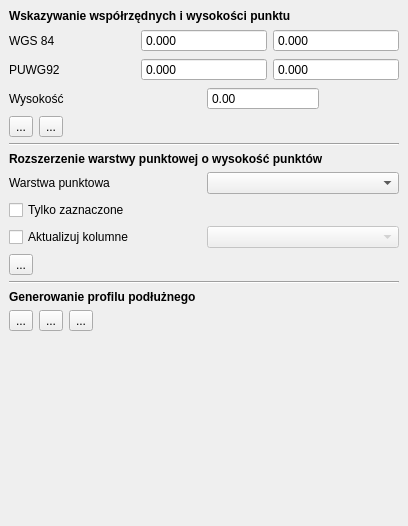
skowronskij/gugik-nmt-plugin, file gugik_nmt_plugin_dockwidget_base.ui: the form before one commit.
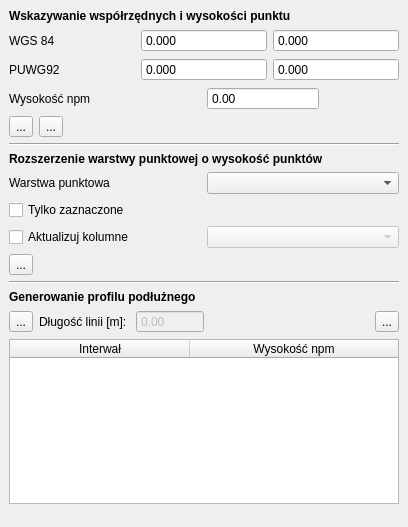
The form after the commit. Custom widgets are drawn as their Qt base class.

```diff
--- a/gugik_nmt_plugin_dockwidget_base.ui
+++ b/gugik_nmt_plugin_dockwidget_base.ui
@@ -7,13 +7,13 @@
     <x>0</x>
     <y>0</y>
     <width>408</width>
-    <height>526</height>
+    <height>527</height>
    </rect>
   </property>
   <property name="minimumSize">
    <size>
     <width>408</width>
-    <height>526</height>
+    <height>527</height>
    </size>
   </property>
   <property name="windowTitle">
@@ -112,7 +112,7 @@
         <item>
          <widget class="QLabel" name="label_3">
           <property name="text">
-           <string>Wysokość</string>
+           <string>Wysokość npm</string>
           </property>
          </widget>
         </item>
@@ -258,19 +258,28 @@
         <property name="text">
          <string>...</string>
         </property>
+        <property name="checkable">
+         <bool>true</bool>
+        </property>
        </widget>
       </item>
       <item>
-       <widget class="QToolButton" name="tbShowChart">
+       <widget class="QLabel" name="label_8">
         <property name="text">
-         <string>...</string>
+         <string>Długość linii [m]: </string>
         </property>
        </widget>
       </item>
       <item>
-       <widget class="QToolButton" name="tbExportCsv">
-        <property name="text">
-         <string>...</string>
+       <widget class="QDoubleSpinBox" name="dsbLineLength">
+        <property name="enabled">
+         <bool>false</bool>
+        </property>
+        <property name="buttonSymbols">
+         <enum>QAbstractSpinBox::NoButtons</enum>
+        </property>
+        <property name="maximum">
+         <double>100000000.000000000000000</double>
         </property>
        </widget>
       </item>
@@ -287,8 +296,47 @@
         </property>
        </spacer>
       </item>
+      <item>
+       <widget class="QToolButton" name="tbExportCsv">
+        <property name="text">
+         <string>...</string>
+        </property>
+       </widget>
+      </item>
      </layout>
     </item>
+    <item>
+     <widget class="QTableWidget" name="twData">
+      <property name="editTriggers">
+       <set>QAbstractItemView::NoEditTriggers</set>
+      </property>
+      <property name="selectionMode">
+       <enum>QAbstractItemView::NoSelection</enum>
+      </property>
+      <property name="columnCount">
+       <number>2</number>
+      </property>
+      <attribute name="horizontalHeaderDefaultSectionSize">
+       <number>180</number>
+      </attribute>
+      <attribute name="horizontalHeaderShowSortIndicator" stdset="0">
+       <bool>false</bool>
+      </attribute>
+      <attribute name="horizontalHeaderStretchLastSection">
+       <bool>true</bool>
+      </attribute>
+      <column>
+       <property name="text">
+        <string>Interwał</string>
+       </property>
+      </column>
+      <column>
+       <property name="text">
+        <string>Wysokość npm</string>
+       </property>
+      </column>
+     </widget>
+    </item>
     <item>
      <spacer name="verticalSpacer">
       <property name="orientation">
```
